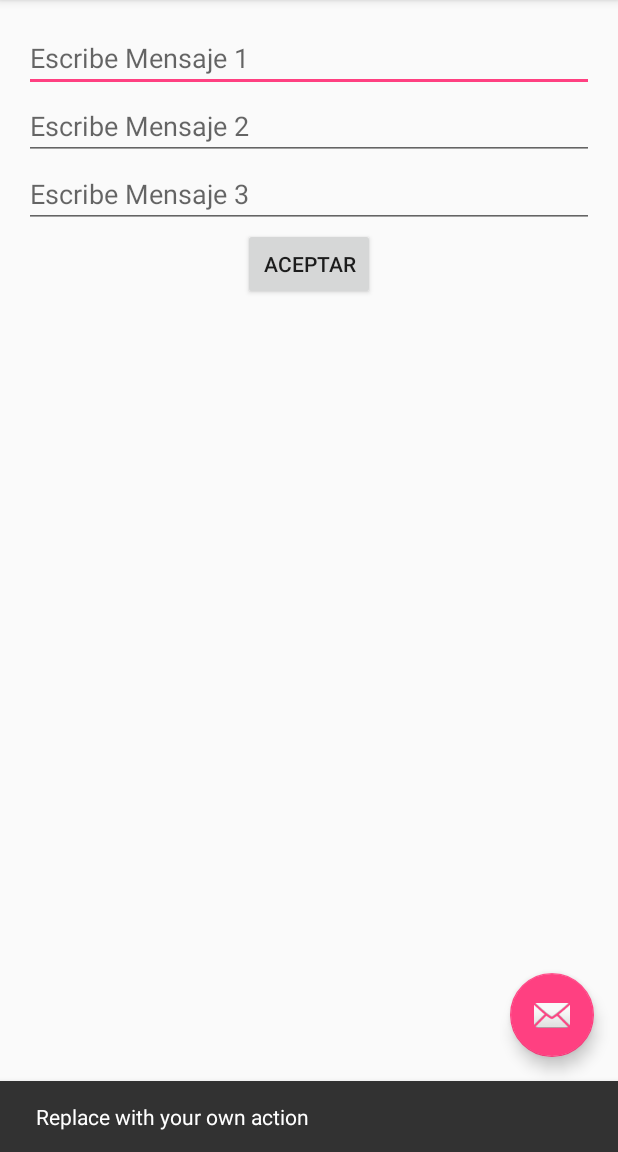
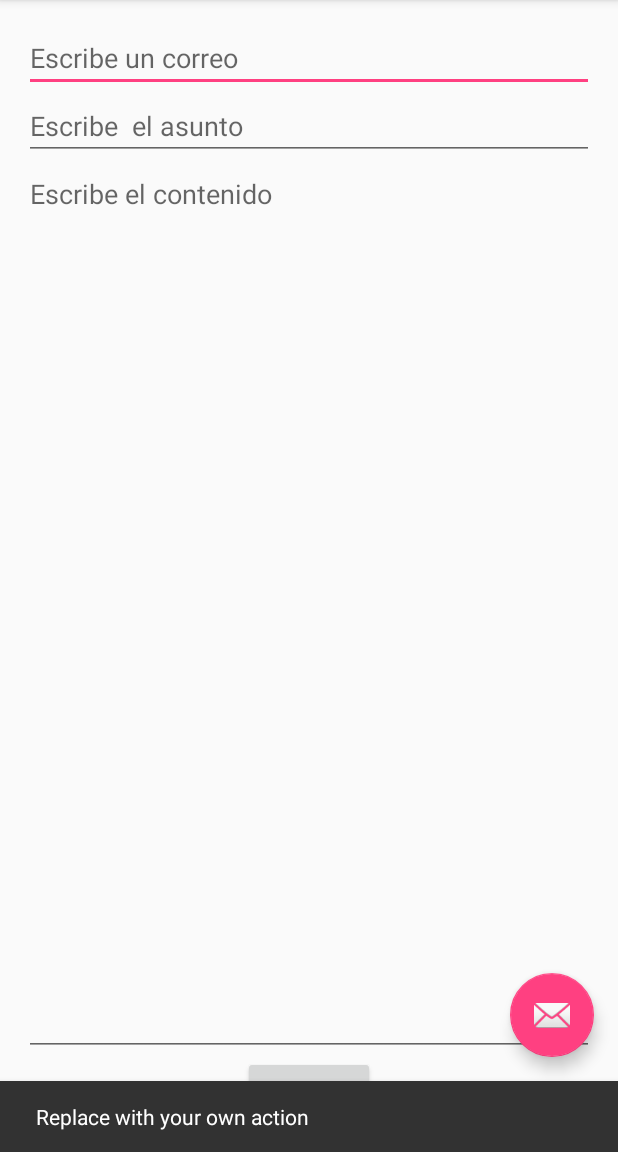
Before and after one commit to JavierFlo/Pasando-entre-Actividades, an Android app: the screen it shows after launch (MainActivity), after a tap on an icon or button, on a phone screen of 412 x 824 dp, the part 84-1236 px from its top. Run offline under Robolectric (Android 15) with nearby library versions, the phone set to English and light mode, and no system bars.

Commit message:
Correo Asunto Texto
Configuración de email

```diff
--- a/HolaUsuario/app/src/main/java/com/itch2/plat2/holausuario/MainActivity.java
+++ b/HolaUsuario/app/src/main/java/com/itch2/plat2/holausuario/MainActivity.java
@@ -9,6 +9,7 @@ import android.support.v7.widget.Toolbar;
 import android.view.View;
 import android.view.Menu;
 import android.view.MenuItem;
+import android.view.inputmethod.EditorInfo;
 import android.widget.Button;
 import android.widget.EditText;
 
@@ -48,14 +49,16 @@ public class MainActivity extends AppCompatActivity {
                         new Intent(MainActivity.this, SaludoActivity.class);
 
 
+                //Creamos la información a pasar entre actividades
                 Bundle b = new Bundle();
                 b.putString("Texto1", txt1.getText().toString());
                 b.putString("Texto2", txt2.getText().toString());
                 b.putString("Texto3", txt3.getText().toString());
-
+                //Añadimos la información al intent
                 intent.putExtras(b);
 
                 startActivity(intent);
+
             }
         });
     }
--- a/HolaUsuario/app/src/main/res/layout/content_main.xml
+++ b/HolaUsuario/app/src/main/res/layout/content_main.xml
@@ -16,24 +16,28 @@
     <EditText android:id="@+id/txt1"
         android:layout_width="match_parent"
         android:layout_height="wrap_content"
-        android:inputType="text"
-        android:hint="Escribe Mensaje 1" />
+        android:inputType="textEmailAddress"
+        android:hint="Escribe un correo" />
 
     <EditText
         android:layout_width="match_parent"
         android:layout_height="wrap_content"
+        android:inputType="textEmailSubject"
         android:id="@+id/txt2"
-        android:hint="Escribe Mensaje 2" />
+        android:hint="Escribe  el asunto" />
 
     <EditText
+        android:inputType="textMultiLine"
         android:layout_width="match_parent"
-        android:layout_height="wrap_content"
+        android:layout_height="0dp"
+        android:layout_weight="1"
+        android:gravity="top"
         android:id="@+id/txt3"
-        android:hint="Escribe Mensaje 3" />
+        android:hint="Escribe el contenido " />
 
     <Button android:id="@+id/btnAceptar"
         android:layout_width="wrap_content"
         android:layout_height="wrap_content"
-        android:text="Aceptar"
+        android:text="Enviar"
         android:layout_gravity="center_horizontal" />
 </LinearLayout>
--- a/HolaUsuario/build.gradle
+++ b/HolaUsuario/build.gradle
@@ -5,7 +5,7 @@ buildscript {
         jcenter()
     }
     dependencies {
-        classpath 'com.android.tools.build:gradle:2.1.3'
+        classpath 'com.android.tools.build:gradle:2.2.0'
 
         // NOTE: Do not place your application dependencies here; they belong
         // in the individual module build.gradle files
```
Also changed, not shown: HolaUsuario/app/src/main/java/com/itch2/plat2/holausuario/SaludoActivity.java (+5 -4 lines).
